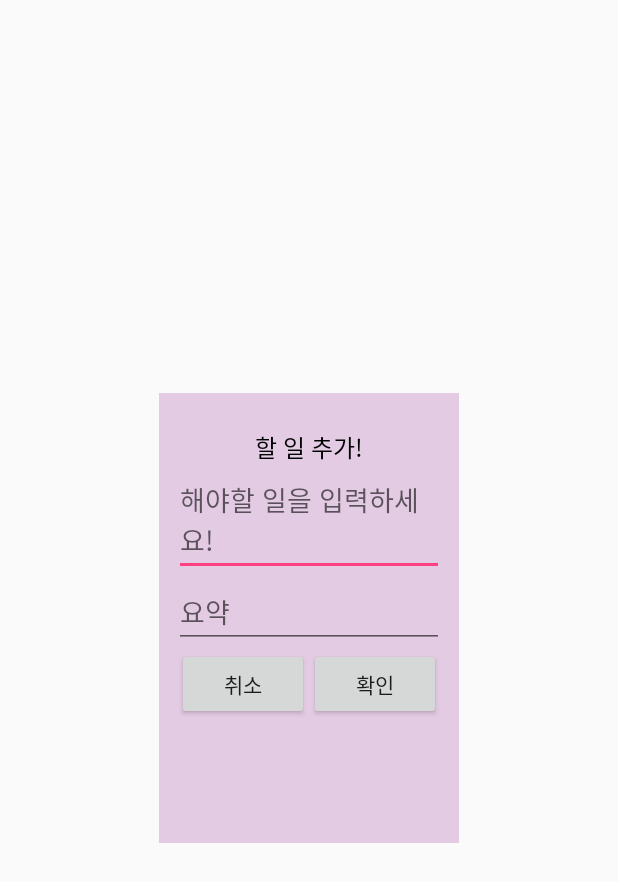
After one commit to taeiim/Kotlin, an Android app: the layout dialog_add_todo.xml on its own in the app's theme, with its tools: preview values and no code run, on a phone screen of 412 x 824 dp. The commit adds this screen. Shown: the top 882 px of the screen. Run offline under Robolectric (Android 15) with nearby library versions, the phone set to English and light mode, and no system bars.

Commit message:
add RecyclerView / add todoItem

```diff
--- /dev/null
+++ b/ToDoList/app/src/main/res/layout/dialog_add_todo.xml
@@ -0,0 +1,61 @@
+<?xml version="1.0" encoding="utf-8"?>
+<RelativeLayout
+    android:id="@+id/layout_root"
+    xmlns:android="http://schemas.android.com/apk/res/android"
+    xmlns:app="http://schemas.android.com/apk/res-auto"
+    android:layout_width="200dp"
+    android:layout_height="300dp"
+    android:layout_gravity="center"
+    android:background="#BDBD">
+
+    <TextView
+        android:id="@+id/textView"
+        android:layout_width="wrap_content"
+        android:layout_height="wrap_content"
+        android:layout_centerHorizontal="true"
+        android:layout_marginTop="24dp"
+        android:text="할 일 추가!"
+        android:textColor="#000000"
+        android:textSize="16dp" />
+
+    <EditText
+        android:id="@+id/todoTitleEditText"
+        android:layout_width="match_parent"
+        android:layout_height="wrap_content"
+        android:layout_below="@+id/textView"
+        android:layout_marginLeft="10dp"
+        android:layout_marginRight="10dp"
+        android:hint="해야할 일을 입력하세요!"
+        android:maxLines="1" />
+
+
+    <EditText
+        android:id="@+id/todoDescEditText"
+        android:layout_width="match_parent"
+        android:layout_height="wrap_content"
+        android:layout_below="@+id/todoTitleEditText"
+        android:layout_marginLeft="10dp"
+        android:layout_marginRight="10dp"
+        android:hint="요약" />
+
+
+    <LinearLayout
+        android:layout_width="match_parent"
+        android:layout_height="wrap_content"
+        android:orientation="horizontal"
+        android:layout_below="@id/todoDescEditText"
+        android:gravity="center">
+
+        <Button
+            android:id="@+id/cancelBtn_todoDialog"
+            android:layout_width="wrap_content"
+            android:layout_height="wrap_content"
+            android:text="취소"/>
+
+        <Button
+            android:id="@+id/okBtn_todoDialog"
+            android:layout_width="wrap_content"
+            android:layout_height="wrap_content"
+            android:text="확인"/>
+    </LinearLayout>
+</RelativeLayout>
--- a/ToDoList/app/src/main/res/layout/item_todo_recyclerview.xml
+++ b/ToDoList/app/src/main/res/layout/item_todo_recyclerview.xml
@@ -1,7 +1,7 @@
 <?xml version="1.0" encoding="utf-8"?>
 <LinearLayout
     xmlns:android="http://schemas.android.com/apk/res/android" android:layout_width="match_parent"
-    android:layout_height="match_parent"
+    android:layout_height="wrap_content"
     xmlns:app="http://schemas.android.com/apk/res-auto"
     android:orientation="vertical">
 
```
Also changed, not shown: ToDoList/app/src/main/java/com/example/parktaeim/todolist/MainActivity.kt (+47 -2 lines), ToDoList/app/src/main/res/drawable/icon_plus.xml (added, +9 -0 lines), ToDoList/app/src/main/res/layout/activity_main.xml (+8 -0 lines).
